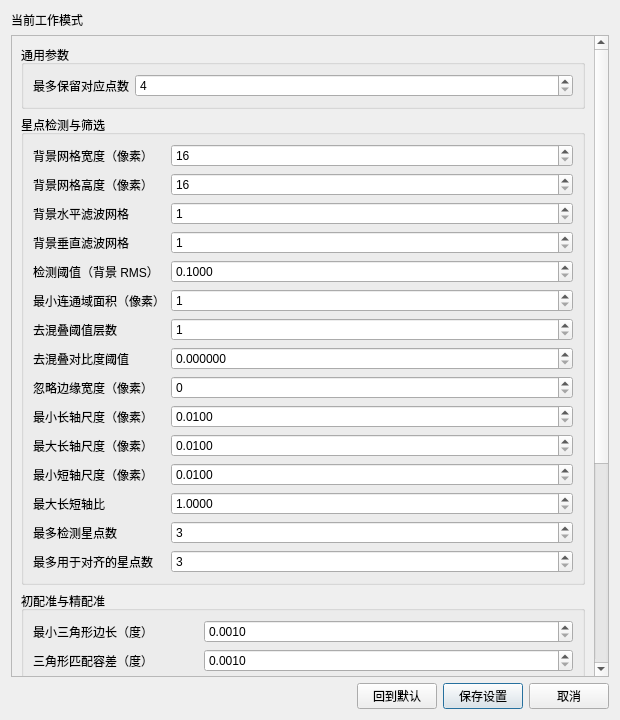
Qt form meteoalign/ui/adjacent_alignment_settings_dialog.ui (HG731GZ/HGMeteoTool) before a commit.
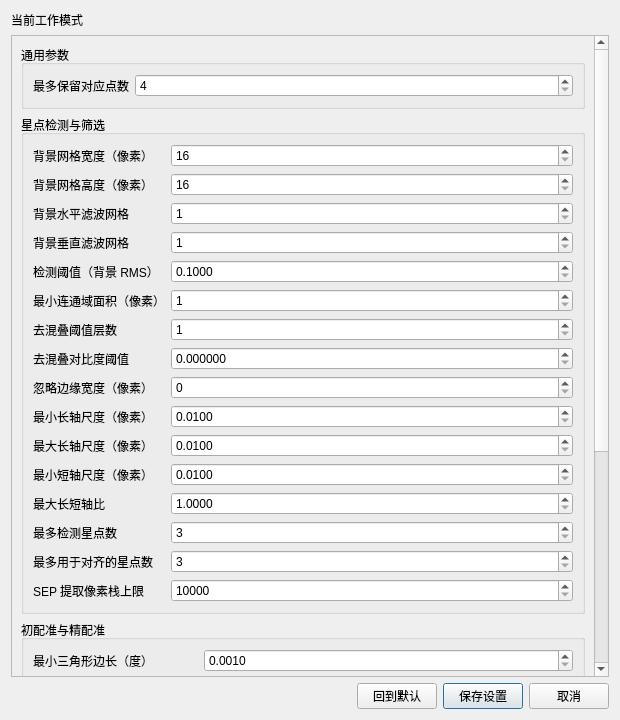
The same form after that commit.

Diff of the .ui file:
```diff
--- a/meteoalign/ui/adjacent_alignment_settings_dialog.ui
+++ b/meteoalign/ui/adjacent_alignment_settings_dialog.ui
@@ -43,7 +43,7 @@
             <x>0</x>
             <y>0</y>
             <width>570</width>
-            <height>980</height>
+            <height>1030</height>
            </rect>
           </property>
           <layout class="QVBoxLayout" name="verticalLayoutStarSettings">
@@ -105,6 +105,20 @@
               <item row="13" column="1"><widget class="QSpinBox" name="spinBoxAdjacentStarMaxDetectedStars"><property name="minimum"><number>3</number></property><property name="maximum"><number>10000</number></property></widget></item>
               <item row="14" column="0"><widget class="QLabel" name="labelAdjacentStarMaxAlignmentStars"><property name="text"><string>最多用于对齐的星点数</string></property></widget></item>
               <item row="14" column="1"><widget class="QSpinBox" name="spinBoxAdjacentStarMaxAlignmentStars"><property name="minimum"><number>3</number></property><property name="maximum"><number>100</number></property></widget></item>
+              <item row="15" column="0">
+               <widget class="QLabel" name="labelAdjacentStarExtractPixstack">
+                <property name="text"><string>SEP 提取像素栈上限</string></property>
+                <property name="toolTip"><string>星点提取缓冲区允许的活跃目标像素数，不是匹配数量上限。</string></property>
+               </widget>
+              </item>
+              <item row="15" column="1">
+               <widget class="QSpinBox" name="spinBoxAdjacentStarExtractPixstack">
+                <property name="toolTip"><string>星点提取缓冲区允许的活跃目标像素数，不是匹配数量上限。</string></property>
+                <property name="minimum"><number>10000</number></property>
+                <property name="maximum"><number>100000000</number></property>
+                <property name="singleStep"><number>100000</number></property>
+               </widget>
+              </item>
              </layout>
             </widget>
            </item>
```
